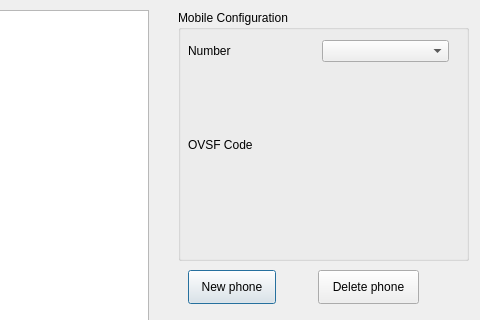
Before: the Qt Designer form gui.ui in Vskilet/UMTS-Multiplexing, drawn with Qt 5; both pictures show x 482 to 962 and y 0 to 320 of the 962 by 578 pixel window.
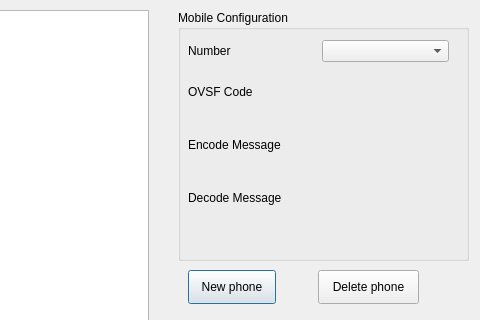
After: the same form once the commit is applied.

Patch:
```diff
--- a/gui.ui
+++ b/gui.ui
@@ -45,6 +45,20 @@
      </rect>
     </property>
     <layout class="QGridLayout" name="gridLayout">
+     <item row="4" column="0">
+      <widget class="QLabel" name="LabelEncodeMessage">
+       <property name="text">
+        <string>Encode Message</string>
+       </property>
+      </widget>
+     </item>
+     <item row="4" column="1">
+      <widget class="QLabel" name="LabelTextEncodeMessage">
+       <property name="text">
+        <string/>
+       </property>
+      </widget>
+     </item>
      <item row="2" column="0">
       <widget class="QLabel" name="LabelNumber">
        <property name="text">
@@ -69,6 +83,20 @@
        </property>
       </widget>
      </item>
+     <item row="5" column="0">
+      <widget class="QLabel" name="LabelDecodeMessage">
+       <property name="text">
+        <string>Decode Message</string>
+       </property>
+      </widget>
+     </item>
+     <item row="5" column="1">
+      <widget class="QLabel" name="LabelTextDecodeMessage">
+       <property name="text">
+        <string/>
+       </property>
+      </widget>
+     </item>
     </layout>
    </widget>
   </widget>
```
Left out of the diff: 4 changed lines with no effect on the pictures.
